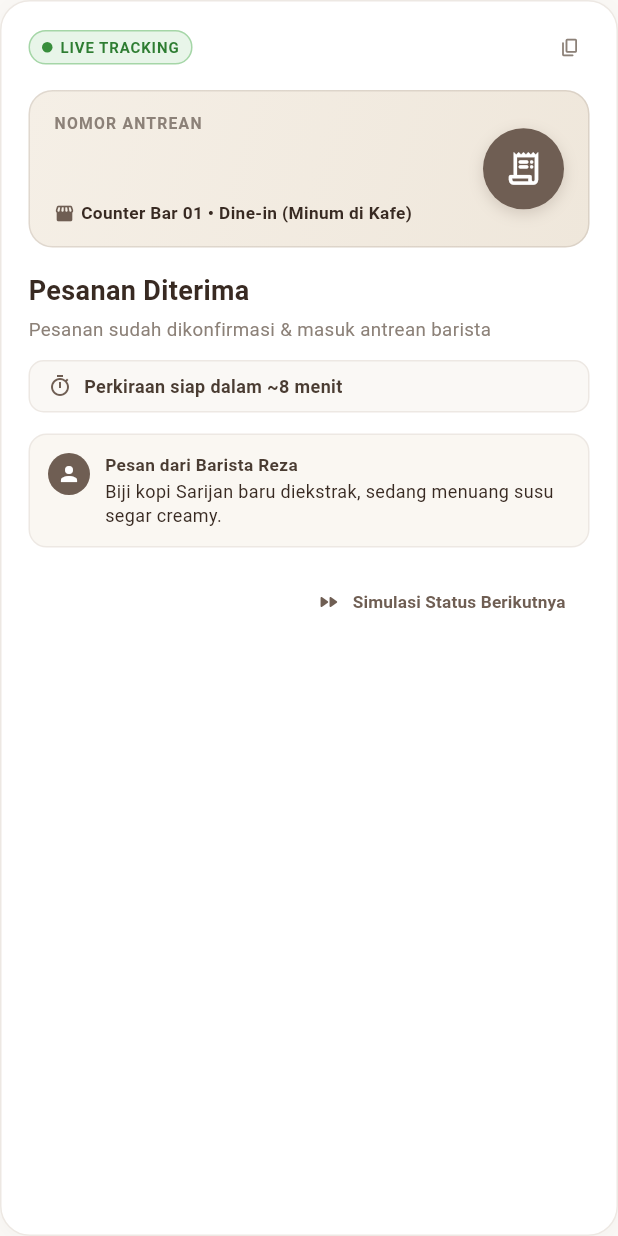
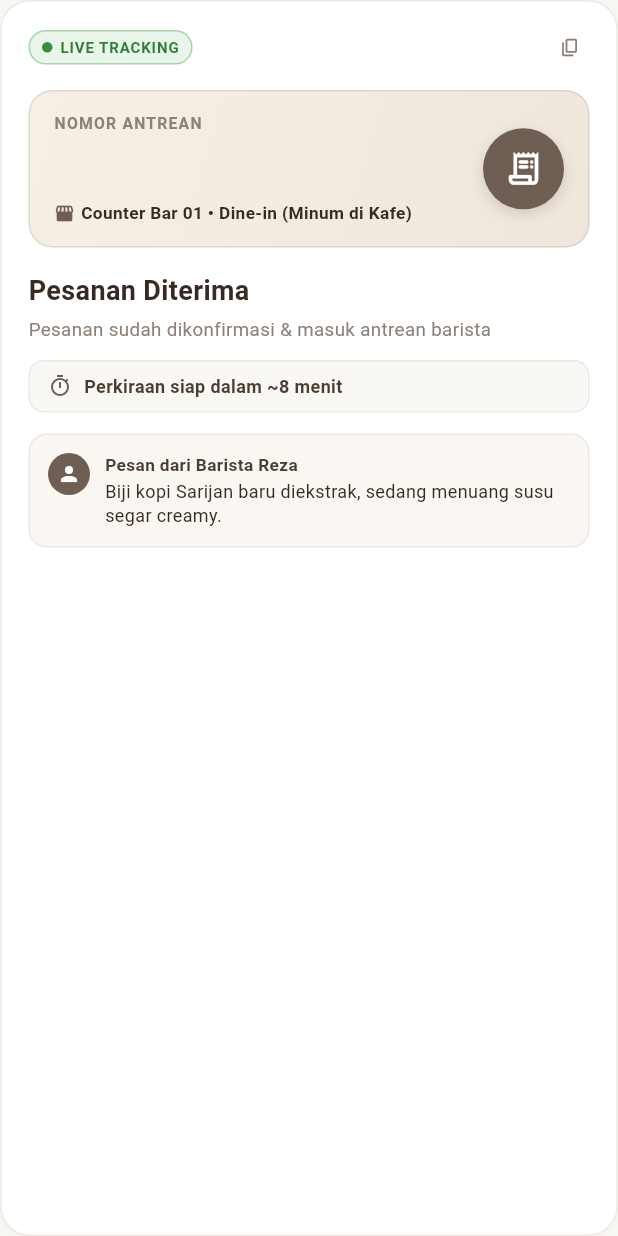
Before and after one commit to hafismaulana21032020-png/APPMOBILE, a Flutter app: the OrderLiveStatusHero widget shown alone on an empty page, opened directly with empty values, on a phone screen of 412 x 824 dp. Run offline on Flutter 3.47's test engine with Material 3 defaults, Android fonts, the phone set to English and light mode, and no system bars; network calls fail.

Commit message:
fix(tracking): pastikan status mobile mengikuti status kasir POS secara tepat (Sedang Disiapkan -> Siap Diambil)

```diff
--- a/lib/features/order/presentation/widgets/order_live_status_hero.dart
+++ b/lib/features/order/presentation/widgets/order_live_status_hero.dart
@@ -3,7 +3,6 @@ import 'package:flutter/services.dart';
 
 import '../../../../core/theme/app_colors.dart';
 import '../../domain/models/order_model.dart';
-import '../../domain/services/order_service.dart';
 
 /// Hero live status card showing queue code, estimated time, and barista notes.
 class OrderLiveStatusHero extends StatelessWidget {
@@ -297,30 +296,6 @@ class OrderLiveStatusHero extends StatelessWidget {
             ),
           ),
 
-          const SizedBox(height: 12),
-
-          // Simulation Button (to step through states during demo/testing)
-          Align(
-            alignment: Alignment.centerRight,
-            child: TextButton.icon(
-              onPressed: () => OrderService.instance.advanceStatus(),
-              icon: const Icon(
-                Icons.fast_forward_rounded,
-                size: 16,
-                color: AppColors.primaryBrown,
-              ),
-              label: Text(
-                status == OrderStatus.selesai
-                    ? 'Reset Ulang Simulasi'
-                    : 'Simulasi Status Berikutnya',
-                style: const TextStyle(
-                  fontSize: 11.5,
-                  fontWeight: FontWeight.bold,
-                  color: AppColors.primaryBrown,
-                ),
-              ),
-            ),
-          ),
         ],
       ),
     );
```
Also changed, not shown: lib/features/order/domain/services/order_service.dart (+24 -26 lines).
